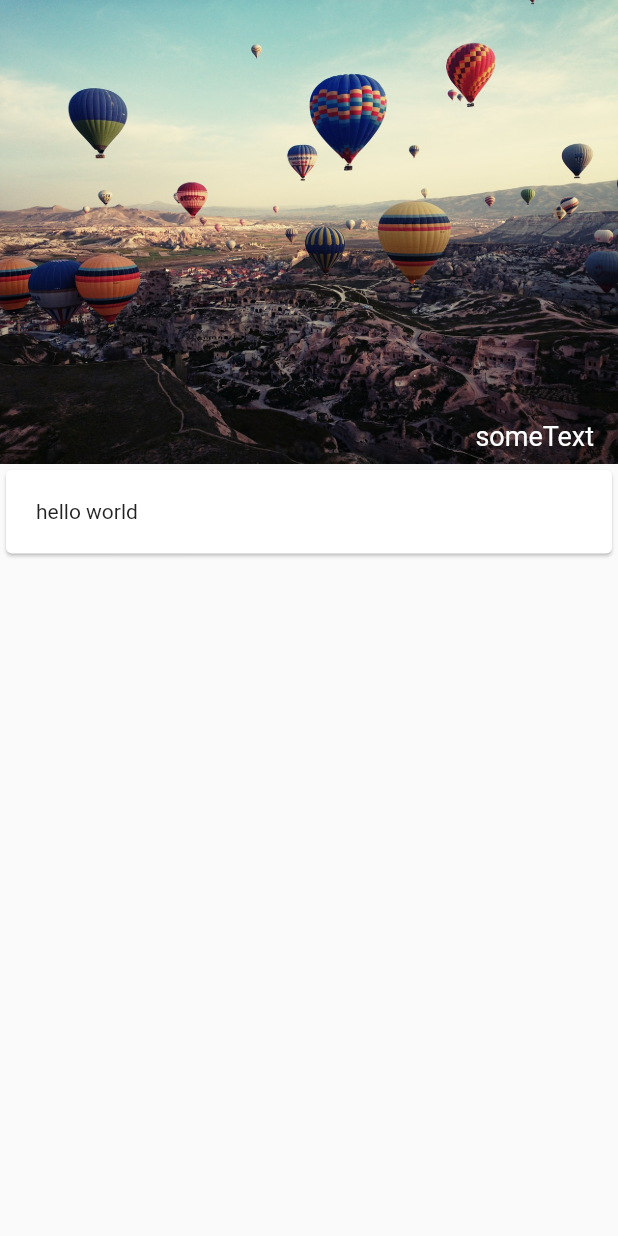
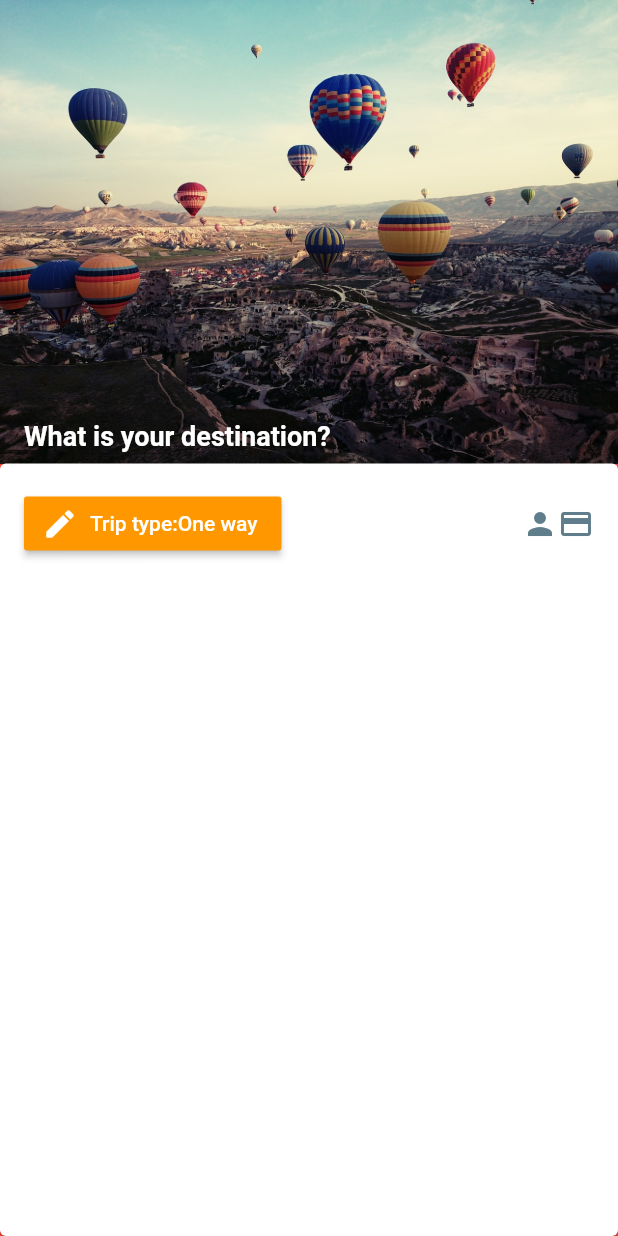
Before and after one commit to Abiri99/Flutter-Booking-Application, a Flutter app: the screen it shows after launch, on a phone screen of 412 x 824 dp. Run offline on Flutter 3.47's test engine with Material 2 defaults, Android fonts, the phone set to English and light mode, and no system bars.

Commit message:
first row added.

```diff
--- /dev/null
+++ b/lib/components/optionListBtn.dart
@@ -0,0 +1,39 @@
+import 'package:flutter/material.dart';
+
+class ddBtn extends StatefulWidget {
+  @override
+  _ddBtnState createState() => _ddBtnState();
+}
+
+class _ddBtnState extends State<ddBtn> {
+  String tripType = "One way";
+
+  void _changeTripMode() {
+    if (tripType == "One way") {
+      setState(() {
+        tripType = "Two way";
+      });
+    } else {
+      setState(() {
+        tripType = "One way";
+      });
+    }
+  }
+
+  @override
+  Widget build(BuildContext context) {
+    return Container(
+      child: Row(
+        children: <Widget>[
+          RaisedButton.icon(
+            icon: Icon(Icons.mode_edit),
+            label: Text("Trip type:" + tripType),
+            onPressed: _changeTripMode,
+            color: Colors.orange,
+            textColor: Colors.white,
+          )
+        ],
+      ),
+    );
+  }
+}
--- a/lib/main.dart
+++ b/lib/main.dart
@@ -1,4 +1,6 @@
 import 'package:flutter/material.dart';
+
+import './components/optionListBtn.dart';
 
 void main() => runApp(MyApp());
 
@@ -11,37 +13,51 @@ class MyApp extends StatelessWidget {
       home: Scaffold(
         appBar: null,
         floatingActionButton: null,
-        body: Column(children: <Widget>[
-          Stack(children: <Widget>[
+        backgroundColor: Colors.red,
+        body: Column(
+          children: <Widget>[
+            Stack(
+              children: <Widget>[
                 Image.asset('assets/images/travel-photography.jpg'),
                 Positioned(
                   bottom: 8,
-              right: 16,
+                  left: 16,
                   child: Text(
-                "someText",
+                    "What is your destination?",
                     style: TextStyle(
                         color: Colors.white,
                         fontSize: 18,
-                ),
+                        fontWeight: FontWeight.bold),
                   ),
                 )
-          ],),
-          Container(
+              ],
+            ),
+            Expanded(
+              child: Container(
                 child: Card(
+                  margin: EdgeInsets.all(0),
                   color: Colors.white,
                   child: Container(
-                padding: EdgeInsets.all(20),
+                    padding: EdgeInsets.all(16),
                     child: Column(
                       crossAxisAlignment: CrossAxisAlignment.stretch,
-                  mainAxisAlignment: MainAxisAlignment.end,
+                      mainAxisAlignment: MainAxisAlignment.start,
                       children: <Widget>[
-                    Text("hello world")
+                        Row(
+                          children: <Widget>[
+                            Expanded(child: ddBtn(),),
+                            Icon(Icons.person, color: Colors.blueGrey),
+                            Icon(Icons.credit_card, color: Colors.blueGrey),
+                          ],
+                        )
                       ],
                     ),
                   ),
                 ),
+              ),
             )
-        ],),
+          ],
+        ),
       ),
     );
   }
```
Lines whose indentation alone changed are shown as unchanged.
